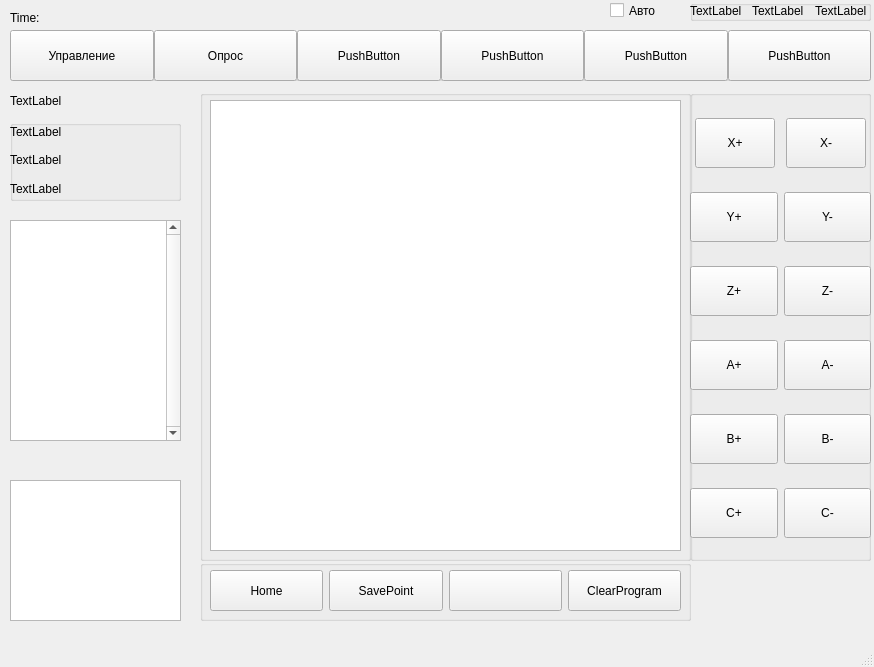
Above: Diplom/Gui.ui from MikhaMos/Diplom before the change. Below: the same form after it.
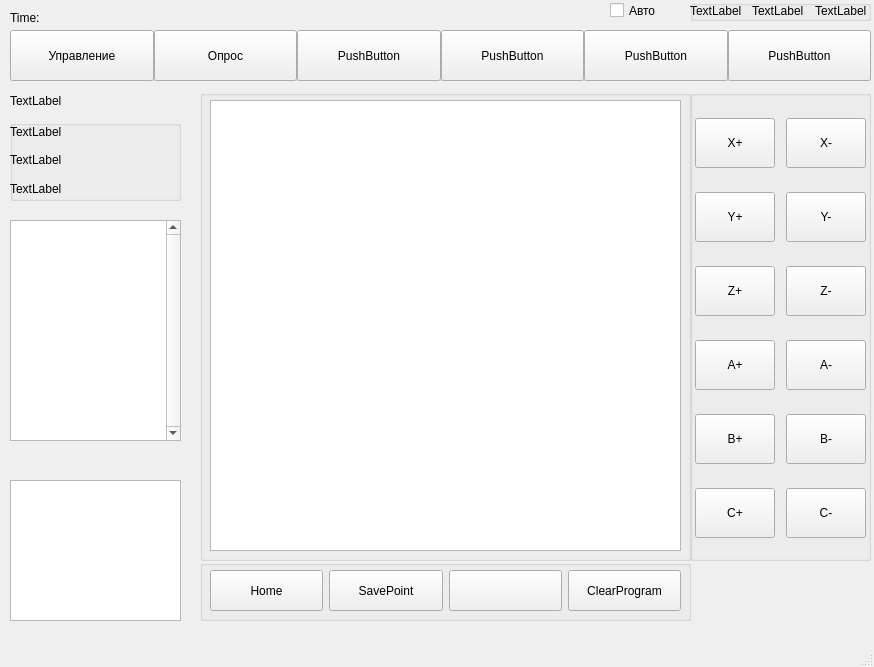
That is the form after the change. The open tabs and pages were chosen to show the change.

Patch:
```diff
--- a/Diplom/Gui.ui
+++ b/Diplom/Gui.ui
@@ -95,6 +95,15 @@
          <layout class="QHBoxLayout" name="horizontalLayout_8">
           <item>
            <widget class="QPushButton" name="YForward">
+            <property name="enabled">
+             <bool>true</bool>
+            </property>
+            <property name="sizePolicy">
+             <sizepolicy hsizetype="Fixed" vsizetype="Fixed">
+              <horstretch>0</horstretch>
+              <verstretch>0</verstretch>
+             </sizepolicy>
+            </property>
             <property name="maximumSize">
              <size>
               <width>16777215</width>
@@ -108,6 +117,15 @@
           </item>
           <item>
            <widget class="QPushButton" name="YBackward">
+            <property name="enabled">
+             <bool>true</bool>
+            </property>
+            <property name="sizePolicy">
+             <sizepolicy hsizetype="Fixed" vsizetype="Fixed">
+              <horstretch>0</horstretch>
+              <verstretch>0</verstretch>
+             </sizepolicy>
+            </property>
             <property name="maximumSize">
              <size>
               <width>16777215</width>
@@ -125,6 +143,15 @@
          <layout class="QHBoxLayout" name="horizontalLayout_9">
           <item>
            <widget class="QPushButton" name="ZForward">
+            <property name="enabled">
+             <bool>true</bool>
+            </property>
+            <property name="sizePolicy">
+             <sizepolicy hsizetype="Fixed" vsizetype="Fixed">
+              <horstretch>0</horstretch>
+              <verstretch>0</verstretch>
+             </sizepolicy>
+            </property>
             <property name="maximumSize">
              <size>
               <width>16777215</width>
@@ -138,6 +165,15 @@
           </item>
           <item>
            <widget class="QPushButton" name="ZBackward">
+            <property name="enabled">
+             <bool>true</bool>
+            </property>
+            <property name="sizePolicy">
+             <sizepolicy hsizetype="Fixed" vsizetype="Fixed">
+              <horstretch>0</horstretch>
+              <verstretch>0</verstretch>
+             </sizepolicy>
+            </property>
             <property name="maximumSize">
              <size>
               <width>16777215</width>
@@ -155,6 +191,15 @@
          <layout class="QHBoxLayout" name="horizontalLayout_10">
           <item>
            <widget class="QPushButton" name="AForward">
+            <property name="enabled">
+             <bool>true</bool>
+            </property>
+            <property name="sizePolicy">
+             <sizepolicy hsizetype="Fixed" vsizetype="Fixed">
+              <horstretch>0</horstretch>
+              <verstretch>0</verstretch>
+             </sizepolicy>
+            </property>
             <property name="maximumSize">
              <size>
               <width>16777215</width>
@@ -168,6 +213,15 @@
           </item>
           <item>
            <widget class="QPushButton" name="ABackward">
+            <property name="enabled">
+             <bool>true</bool>
+            </property>
+            <property name="sizePolicy">
+             <sizepolicy hsizetype="Fixed" vsizetype="Fixed">
+              <horstretch>0</horstretch>
+              <verstretch>0</verstretch>
+             </sizepolicy>
+            </property>
             <property name="maximumSize">
              <size>
               <width>16777215</width>
@@ -185,6 +239,15 @@
          <layout class="QHBoxLayout" name="horizontalLayout_11">
           <item>
            <widget class="QPushButton" name="BForward">
+            <property name="enabled">
+             <bool>true</bool>
+            </property>
+            <property name="sizePolicy">
+             <sizepolicy hsizetype="Fixed" vsizetype="Fixed">
+              <horstretch>0</horstretch>
+              <verstretch>0</verstretch>
+             </sizepolicy>
+            </property>
             <property name="maximumSize">
              <size>
               <width>16777215</width>
@@ -198,6 +261,15 @@
           </item>
           <item>
            <widget class="QPushButton" name="BBackward">
+            <property name="enabled">
+             <bool>true</bool>
+            </property>
+            <property name="sizePolicy">
+             <sizepolicy hsizetype="Fixed" vsizetype="Fixed">
+              <horstretch>0</horstretch>
+              <verstretch>0</verstretch>
+             </sizepolicy>
+            </property>
             <property name="maximumSize">
              <size>
               <width>16777215</width>
@@ -215,6 +287,15 @@
          <layout class="QHBoxLayout" name="horizontalLayout_12">
           <item>
            <widget class="QPushButton" name="CForward">
+            <property name="enabled">
+             <bool>true</bool>
+            </property>
+            <property name="sizePolicy">
+             <sizepolicy hsizetype="Fixed" vsizetype="Fixed">
+              <horstretch>0</horstretch>
+              <verstretch>0</verstretch>
+             </sizepolicy>
+            </property>
             <property name="maximumSize">
              <size>
               <width>16777215</width>
@@ -228,6 +309,15 @@
           </item>
           <item>
            <widget class="QPushButton" name="CBackward">
+            <property name="enabled">
+             <bool>true</bool>
+            </property>
+            <property name="sizePolicy">
+             <sizepolicy hsizetype="Fixed" vsizetype="Fixed">
+              <horstretch>0</horstretch>
+              <verstretch>0</verstretch>
+             </sizepolicy>
+            </property>
             <property name="maximumSize">
              <size>
               <width>16777215</width>
```
Left out of the diff: 2 changed lines with no effect on the pictures.
